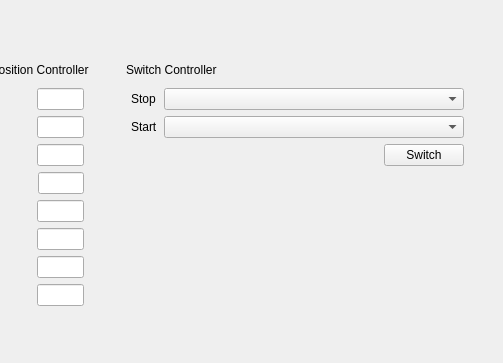
This is ui/main_window.ui in xEnVrE/controller_switcher as Qt 5 draws it before an edit; both pictures show x 328 to 831 and y 0 to 363 of the 831 by 600 pixel window. The edited form follows.
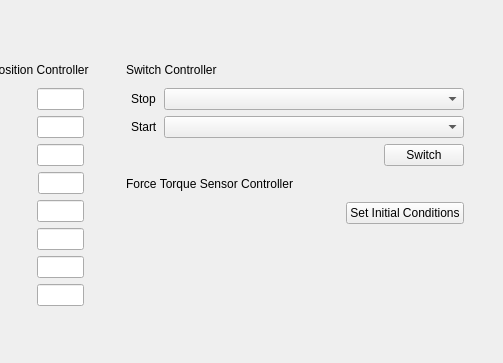
This is the edited form. Icons and pictures are not drawn.

Commit message: Enable call to service /lwr/ft_sensor_controller/sensor_ctl_init

```diff
--- a/ui/main_window.ui
+++ b/ui/main_window.ui
@@ -1129,7 +1129,52 @@
            </layout>
           </item>
           <item>
-           <layout class="QVBoxLayout" name="verticalLayout_5">
+           <widget class="QLabel" name="label_23">
+            <property name="text">
+             <string>Force Torque Sensor Controller</string>
+            </property>
+           </widget>
+          </item>
+          <item>
+           <layout class="QVBoxLayout" name="verticalLayout_9">
+            <property name="leftMargin">
+             <number>5</number>
+            </property>
+            <property name="topMargin">
+             <number>5</number>
+            </property>
+            <property name="rightMargin">
+             <number>5</number>
+            </property>
+            <property name="bottomMargin">
+             <number>5</number>
+            </property>
+            <item>
+             <layout class="QHBoxLayout" name="horizontalLayout_26">
+              <item>
+               <spacer name="horizontalSpacer_25">
+                <property name="orientation">
+                 <enum>Qt::Horizontal</enum>
+                </property>
+                <property name="sizeHint" stdset="0">
+                 <size>
+                  <width>40</width>
+                  <height>20</height>
+                 </size>
+                </property>
+               </spacer>
+              </item>
+              <item>
+               <widget class="QPushButton" name="buttonSet_ftsensor">
+                <property name="text">
+                 <string>Set Initial Conditions</string>
+                </property>
+               </widget>
+              </item>
+             </layout>
+            </item>
+           </layout>
+          </item>
             <item>
              <spacer name="verticalSpacer">
               <property name="orientation">
@@ -1142,8 +1187,6 @@
                </size>
               </property>
              </spacer>
-            </item>
-           </layout>
           </item>
          </layout>
         </item>
```
Lines whose indentation alone changed are shown as unchanged. The commit also changes 4 other files.
